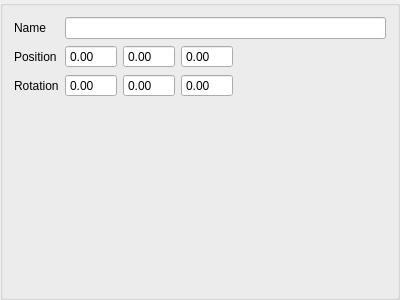
Before: the Qt Designer form src/view/objectinspector.ui in Abdul-AZ/mgfield, drawn with Qt 5.
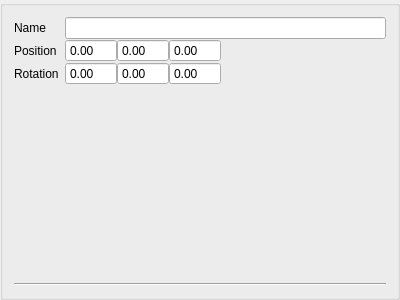
After: the same form once the commit is applied. Custom widgets are drawn as their Qt base class.

```diff
--- a/src/view/objectinspector.ui
+++ b/src/view/objectinspector.ui
@@ -19,7 +19,19 @@
   <property name="windowTitle">
    <string>GroupBox</string>
   </property>
-  <layout class="QFormLayout" name="formLayout_2">
+  <layout class="QGridLayout" name="gridLayout">
+   <item row="3" column="0">
+    <layout class="QFormLayout" name="UniqueComponents">
+     <property name="verticalSpacing">
+      <number>0</number>
+     </property>
+    </layout>
+   </item>
+   <item row="0" column="0">
+    <layout class="QFormLayout" name="SharedComponents">
+     <property name="verticalSpacing">
+      <number>0</number>
+     </property>
    <item row="0" column="0">
     <widget class="QLabel" name="NameLabel">
      <property name="text">
@@ -27,16 +39,16 @@
      </property>
     </widget>
    </item>
-   <item row="1" column="0">
-    <widget class="QLabel" name="PositionLabel">
-     <property name="text">
-      <string>Position</string>
-     </property>
-    </widget>
-   </item>
    <item row="0" column="1">
     <widget class="QLineEdit" name="NameLineEdit"/>
    </item>
+     <item row="1" column="0">
+      <widget class="QLabel" name="PositionLabel">
+       <property name="text">
+        <string>Position</string>
+       </property>
+      </widget>
+     </item>
    <item row="1" column="1">
     <layout class="QHBoxLayout" name="PositionEditLayout">
      <item>
@@ -173,6 +185,15 @@
       </spacer>
      </item>
     </layout>
+     </item>
+    </layout>
+   </item>
+   <item row="1" column="0">
+    <widget class="Line" name="line">
+     <property name="orientation">
+      <enum>Qt::Horizontal</enum>
+     </property>
+    </widget>
    </item>
   </layout>
  </widget>
```
Lines whose indentation alone changed are shown as unchanged.
